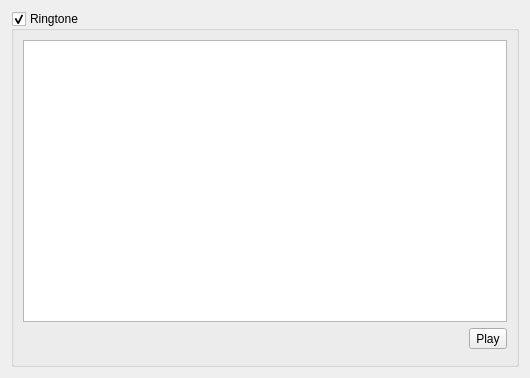
Before: the Qt Designer form src/conf/accountpages/ringtone.ui in KDE/ring-kde, drawn with Qt 5.
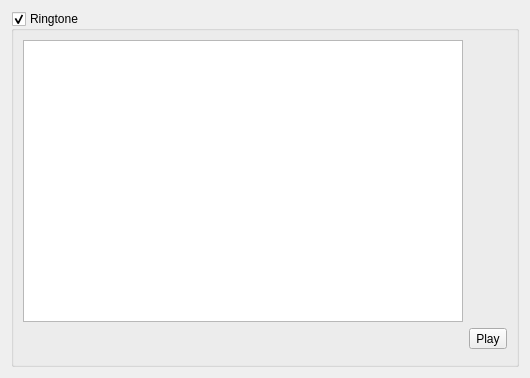
After: the same form once the commit is applied. Icons and pictures are not drawn. Custom widgets are drawn as their Qt base class.

The edit to the form file:
```diff
--- a/src/conf/accountpages/ringtone.ui
+++ b/src/conf/accountpages/ringtone.ui
@@ -29,8 +29,8 @@
       <property name="checkable">
        <bool>true</bool>
       </property>
-      <layout class="QGridLayout" name="gridLayout_6">
-       <item row="0" column="0" colspan="2">
+      <layout class="QGridLayout" name="gridLayout">
+       <item row="0" column="0">
         <widget class="QTableView" name="m_pRingtones">
          <property name="selectionMode">
           <enum>QAbstractItemView::SingleSelection</enum>
```
Left out of the diff: 22 changed lines with no effect on the pictures.
